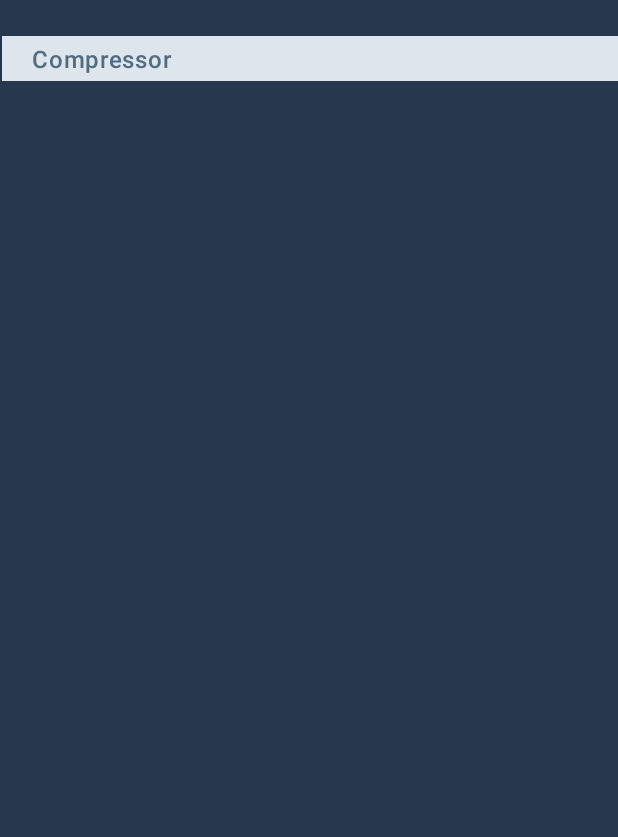
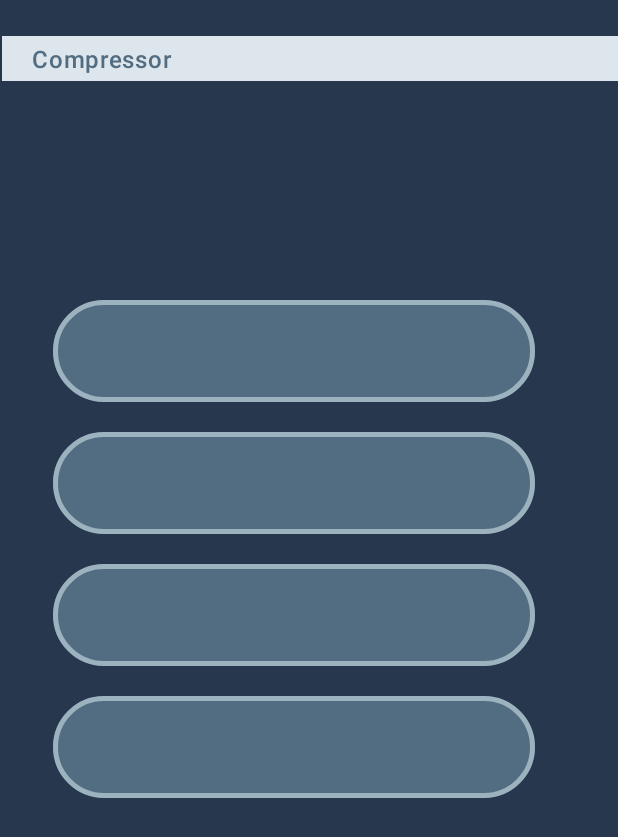
Before and after one commit to trueharmonyalan/fileco, an Android app built with Jetpack Compose: the screen it shows after launch (MainActivity), on a phone screen of 412 x 824 dp. Shown: the top 837 px of the screen. Run offline under Robolectric (Android 15) with nearby library versions, the phone set to English and light mode, and no system bars.

Commit message:
Base structure for Button is implemented

```diff
--- a/app/src/main/java/com/example/fileco/MainActivity.kt
+++ b/app/src/main/java/com/example/fileco/MainActivity.kt
@@ -1,24 +1,31 @@
 package com.example.fileco
 
+import android.annotation.SuppressLint
 import android.os.Bundle
 import androidx.activity.ComponentActivity
 import androidx.activity.R
 import androidx.activity.compose.setContent
 import androidx.compose.foundation.background
+import androidx.compose.foundation.border
+import androidx.compose.foundation.layout.Arrangement
 import androidx.compose.foundation.layout.Box
 import androidx.compose.foundation.layout.Column
 import androidx.compose.foundation.layout.Row
 import androidx.compose.foundation.layout.absoluteOffset
+import androidx.compose.foundation.layout.fillMaxHeight
 import androidx.compose.foundation.layout.fillMaxSize
 import androidx.compose.foundation.layout.fillMaxWidth
 import androidx.compose.foundation.layout.height
 import androidx.compose.foundation.layout.offset
 import androidx.compose.foundation.layout.padding
+import androidx.compose.foundation.layout.size
 import androidx.compose.foundation.layout.width
+import androidx.compose.foundation.shape.RoundedCornerShape
 import androidx.compose.material3.MaterialTheme
 import androidx.compose.material3.Surface
 import androidx.compose.material3.Text
 import androidx.compose.runtime.Composable
+import androidx.compose.ui.Alignment
 import androidx.compose.ui.Modifier
 import androidx.compose.ui.graphics.Color
 import androidx.compose.ui.text.font.FontFamily
@@ -33,14 +40,16 @@ class MainActivity : ComponentActivity() {
         super.onCreate(savedInstanceState)
         setContent {
             FilecoTheme {
-                homeUi()
+                HomeUi()
+                CustomButton()
             }
         }
     }
 }
 
+@SuppressLint("SuspiciousIndentation")
 @Composable
-fun homeUi() {
+fun HomeUi() {
 
     val fontColor = Color(0xFF526D82)
 
@@ -74,8 +83,122 @@ fun homeUi() {
             )
         }
 
+
+
     }
 
 
 
 }
+
+@Composable
+fun CustomButton() {
+    val ButtonStorkeColor = Color(0xFF9DB2BF)
+
+    Column(
+        horizontalAlignment = Alignment.End,
+        modifier = Modifier
+            .padding(30.dp)
+            .offset(0.dp, 150.dp)
+
+
+    ) {
+        // Button One is inside this Container
+        Column(
+
+            modifier = Modifier
+                .offset(5.dp, 20.dp)
+
+        ){
+            //button design for Button One
+            Column(
+                modifier = Modifier
+                    .height(68.dp)
+                    .width(321.dp)
+                    .background(color = Color(android.graphics.Color.parseColor("#526D82")), shape = RoundedCornerShape(60.dp))
+                    .border(3.dp, color = ButtonStorkeColor, shape = RoundedCornerShape(60.dp))
+
+
+            ){
+
+            }
+
+
+
+        }
+
+        // Button Two is inside this Container
+        Column(
+
+            modifier = Modifier
+                .offset(5.dp, 40.dp)
+
+        ){
+            //button design for Button TWo
+            Column(
+                modifier = Modifier
+                    .height(68.dp)
+                    .width(321.dp)
+                    .background(color = Color(android.graphics.Color.parseColor("#526D82")), shape = RoundedCornerShape(60.dp))
+                    .border(3.dp, color = ButtonStorkeColor, shape = RoundedCornerShape(60.dp))
+
+
+            ){
+
+            }
+
+
+
+        }
+
+        // Button Three is inside this Container
+        Column(
+
+            modifier = Modifier
+                .offset(5.dp, 60.dp)
+
+        ){
+            //button design for Button Three
+            Column(
+                modifier = Modifier
+                    .height(68.dp)
+                    .width(321.dp)
+                    .background(color = Color(android.graphics.Color.parseColor("#526D82")), shape = RoundedCornerShape(60.dp))
+                    .border(3.dp, color = ButtonStorkeColor, shape = RoundedCornerShape(60.dp))
+
+
+            ){
+
+            }
+
+
+
+        }
+
+        // Button Four is inside this Container
+        Column(
+
+            modifier = Modifier
+                .offset(5.dp, 80.dp)
+
+        ){
+            //button design for Button Four
+            Column(
+                modifier = Modifier
+                    .height(68.dp)
+                    .width(321.dp)
+                    .background(color = Color(android.graphics.Color.parseColor("#526D82")), shape = RoundedCornerShape(60.dp))
+                    .border(3.dp, color = ButtonStorkeColor, shape = RoundedCornerShape(60.dp))
+
+
+            ){
+
+            }
+
+
+
+        }
+    }
+
+
+}
```
